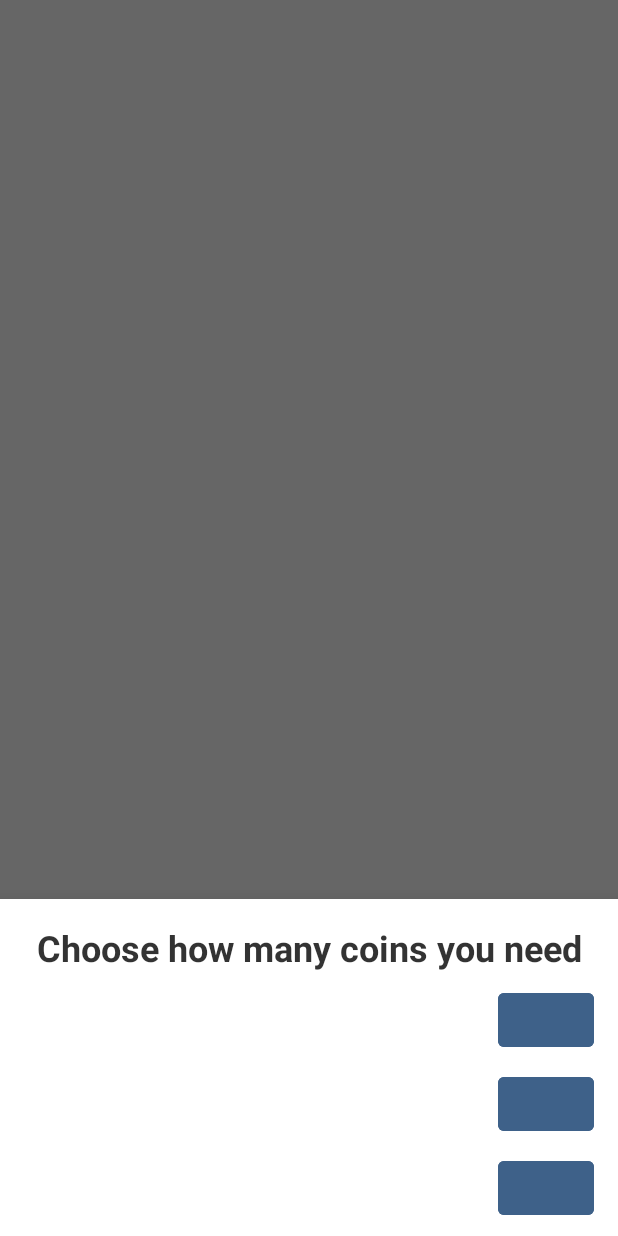
After one commit to Katyrin/Thundergram, an Android app: the fragment BillingDialogFragment shown on its own in the app's theme, on a phone screen of 412 x 824 dp. The commit adds this screen. Run offline under Robolectric (Android 15) with nearby library versions, the phone set to English and light mode, and no system bars; libraries missing offline, so code that uses them is left out: com.android.billingclient; 2 statements that could not run were skipped.

Commit message:
Added billing

```diff
--- a/app/src/main/java/com/katyrin/thundergram/utils/Constants.kt
+++ b/app/src/main/java/com/katyrin/thundergram/utils/Constants.kt
@@ -2,6 +2,12 @@ package com.katyrin.thundergram.utils
 
 const val REQUEST_CALL_CODE = 500
 const val UNSUBSCRIBE_ID = 0L
+const val CALL_50_COIN = "call_50_coin"
+const val CALL_100_COIN = "call_100_coin"
+const val CALL_500_COIN = "call_500_coin"
+const val COIN_50 = 50
+const val COIN_100 = 100
+const val COIN_500 = 500
 
 var regexPhoneNumber: String =
     "[+]?(\\d{1,5})[ ]?[-]?\\(?(\\d{3})\\)?[ ]?[-]?(\\d{3})[ ]?[-]?(\\d{2})[ ]?[-]?(\\d{2})"
--- a/app/src/main/java/com/katyrin/thundergram/utils/Extensions.kt
+++ b/app/src/main/java/com/katyrin/thundergram/utils/Extensions.kt
@@ -21,6 +21,9 @@ fun Fragment.toast(message: String): Unit =
 
 fun Activity.toast(message: String): Unit =
     Toast.makeText(this, message, Toast.LENGTH_LONG).show()
+
+fun Activity.toast(messageId: Int): Unit =
+    Toast.makeText(this, messageId, Toast.LENGTH_LONG).show()
 
 fun ImageView.setChatIconFromUri(uri: String?, placeholder: Int = R.drawable.ic_user_no_photo) {
     Glide.with(context)
--- /dev/null
+++ b/app/src/main/res/layout/fragment_billing_dialog.xml
@@ -0,0 +1,92 @@
+<?xml version="1.0" encoding="utf-8"?>
+<androidx.constraintlayout.widget.ConstraintLayout xmlns:android="http://schemas.android.com/apk/res/android"
+    xmlns:app="http://schemas.android.com/apk/res-auto"
+    xmlns:tools="http://schemas.android.com/tools"
+    android:layout_width="match_parent"
+    android:layout_height="wrap_content"
+    tools:context=".view.BillingDialogFragment">
+
+    <TextView
+        android:id="@+id/header_text"
+        style="@style/BaseTextStyle.Header.Normal"
+        android:layout_width="0dp"
+        android:layout_height="wrap_content"
+        android:text="@string/service_connected_message"
+        app:layout_constraintEnd_toEndOf="parent"
+        app:layout_constraintStart_toStartOf="parent"
+        app:layout_constraintTop_toTopOf="parent" />
+
+    <TextView
+        android:id="@+id/first_billing_text"
+        android:layout_width="wrap_content"
+        android:layout_height="wrap_content"
+        android:layout_marginHorizontal="@dimen/margin_edge"
+        android:layout_marginVertical="@dimen/margin_text_normal"
+        android:textSize="@dimen/text_size_chat_name_normal"
+        app:layout_constraintBottom_toBottomOf="@id/first_billing_button"
+        app:layout_constraintStart_toStartOf="parent"
+        app:layout_constraintTop_toTopOf="@id/first_billing_button"
+        tools:text="First text" />
+
+    <com.google.android.material.button.MaterialButton
+        android:id="@+id/first_billing_button"
+        android:layout_width="wrap_content"
+        android:layout_height="wrap_content"
+        android:layout_marginHorizontal="@dimen/margin_edge"
+        android:layout_marginVertical="@dimen/margin_text_normal"
+        android:backgroundTint="@color/background_app_bar_button"
+        android:textColor="@color/white"
+        app:layout_constraintEnd_toEndOf="parent"
+        app:layout_constraintTop_toBottomOf="@id/header_text"
+        tools:text="Price" />
+
+    <TextView
+        android:id="@+id/second_billing_text"
+        android:layout_width="wrap_content"
+        android:layout_height="wrap_content"
+        android:layout_marginHorizontal="@dimen/margin_edge"
+        android:layout_marginVertical="@dimen/margin_text_normal"
+        android:textSize="@dimen/text_size_chat_name_normal"
+        app:layout_constraintBottom_toBottomOf="@id/second_billing_button"
+        app:layout_constraintStart_toStartOf="parent"
+        app:layout_constraintTop_toTopOf="@id/second_billing_button"
+        tools:text="Second text" />
+
+    <com.google.android.material.button.MaterialButton
+        android:id="@+id/second_billing_button"
+        android:layout_width="wrap_content"
+        android:layout_height="wrap_content"
+        android:layout_marginHorizontal="@dimen/margin_edge"
+        android:layout_marginVertical="@dimen/margin_text_normal"
+        android:backgroundTint="@color/background_app_bar_button"
+        android:textColor="@color/white"
+        app:layout_constraintEnd_toEndOf="parent"
+        app:layout_constraintTop_toBottomOf="@id/first_billing_button"
+        tools:text="Price" />
+
+    <TextView
+        android:id="@+id/third_billing_text"
+        android:layout_width="wrap_content"
+        android:layout_height="wrap_content"
+        android:layout_marginHorizontal="@dimen/margin_edge"
+        android:layout_marginVertical="@dimen/margin_text_normal"
+        android:textSize="@dimen/text_size_chat_name_normal"
+        app:layout_constraintBottom_toBottomOf="@id/third_billing_button"
+        app:layout_constraintStart_toStartOf="parent"
+        app:layout_constraintTop_toTopOf="@id/third_billing_button"
+        tools:text="Third text" />
+
+    <com.google.android.material.button.MaterialButton
+        android:id="@+id/third_billing_button"
+        android:layout_width="wrap_content"
+        android:layout_height="wrap_content"
+        android:layout_marginHorizontal="@dimen/margin_edge"
+        android:layout_marginVertical="@dimen/margin_text_normal"
+        android:backgroundTint="@color/background_app_bar_button"
+        android:textColor="@color/white"
+        app:layout_constraintBottom_toBottomOf="parent"
+        app:layout_constraintEnd_toEndOf="parent"
+        app:layout_constraintTop_toBottomOf="@id/second_billing_button"
+        tools:text="Price" />
+
+</androidx.constraintlayout.widget.ConstraintLayout>
--- a/app/src/main/res/navigation/nav_graph.xml
+++ b/app/src/main/res/navigation/nav_graph.xml
@@ -57,4 +57,10 @@
             app:argType="long" />
     </dialog>
 
+    <dialog
+        android:id="@+id/billingDialogFragment"
+        android:name="com.katyrin.thundergram.view.BillingDialogFragment"
+        android:label="fragment_billing_dialog"
+        tools:layout="@layout/fragment_billing_dialog" />
+
 </navigation>
--- a/app/src/main/res/values/colors.xml
+++ b/app/src/main/res/values/colors.xml
@@ -11,4 +11,5 @@
     <color name="stroke_color">#DCDCDC</color>
     <color name="background_app_bar_button">#3e6189</color>
     <color name="background_app_bar">#212d3b</color>
+    <color name="header_text_color_light">#CC000000</color>
 </resources>
--- a/app/src/main/res/values/strings.xml
+++ b/app/src/main/res/values/strings.xml
@@ -24,4 +24,7 @@
     <string name="money">Money</string>
     <string name="lack_count_message">You don\'t have enough points. Top up your counter</string>
     <string name="ads_not_ready">The rewarded ad wasn\'t ready yet</string>
+    <string name="billing_canceling">Error caused by a user cancelling the purchase flow</string>
+    <string name="any_other_error">Any other error</string>
+    <string name="service_connected_message">Choose how many coins you need</string>
 </resources>
--- a/app/src/main/res/values/styles.xml
+++ b/app/src/main/res/values/styles.xml
@@ -14,4 +14,18 @@
         <item name="cornerRadius">@dimen/corner_radius_app_bar_button</item>
     </style>
 
+    <style name="BaseTextStyle">
+        <item name="android:textColor">@color/header_text_color_light</item>
+    </style>
+
+    <style name="BaseTextStyle.Header">
+        <item name="android:textStyle">bold</item>
+        <item name="android:gravity">center</item>
+    </style>
+
+    <style name="BaseTextStyle.Header.Normal">
+        <item name="android:textSize">@dimen/text_size_chat_name_normal</item>
+        <item name="android:layout_margin">@dimen/margin_edge</item>
+    </style>
+
 </resources>
```
Also changed, not shown: app/build.gradle (+26 -3 lines), app/src/main/java/com/katyrin/thundergram/view/BillingDialogFragment.kt (added, +104 -0 lines), app/src/main/java/com/katyrin/thundergram/view/main/BaseBillingActivity.kt (added, +68 -0 lines), app/src/main/java/com/katyrin/thundergram/view/main/MainActivity.kt (+11 -2 lines), 2 other files.
